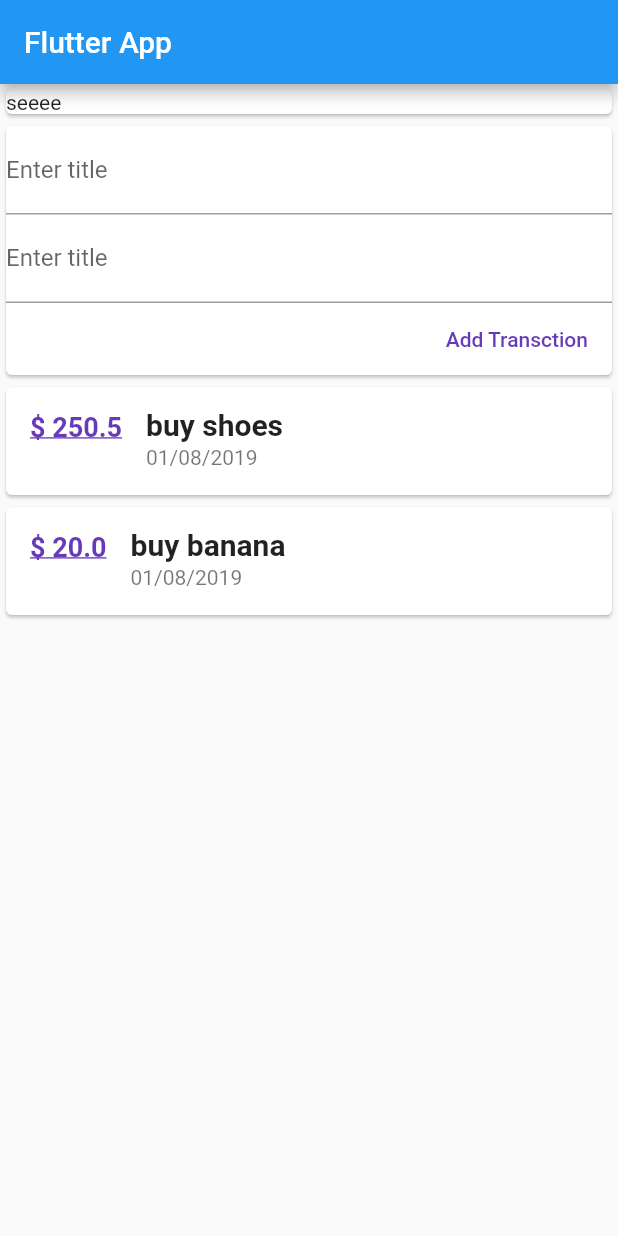
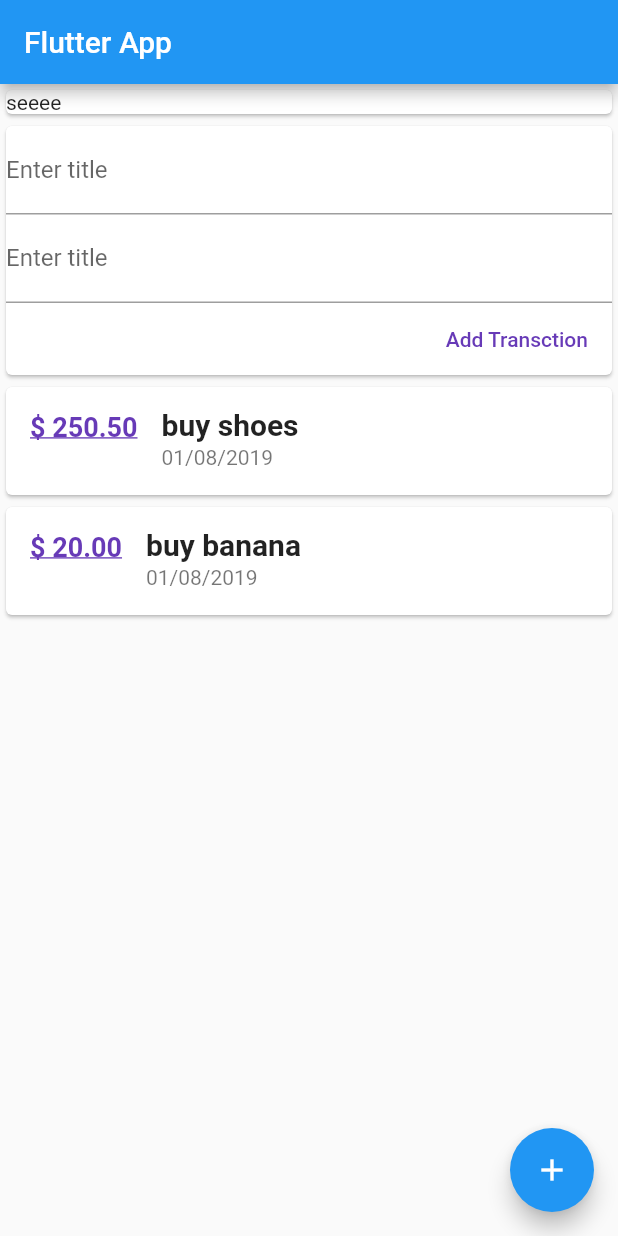
Before and after one commit to akshayyadav76/personal_expenses_app, a Flutter app: the screen it shows after launch, on a phone screen of 412 x 824 dp. Run offline on Flutter 3.47's test engine with Material 2 defaults, Android fonts, the phone set to English and light mode, and no system bars.

```diff
--- a/lib/main.dart
+++ b/lib/main.dart
@@ -24,6 +24,8 @@ class MyHomePage extends StatelessWidget {
         appBar: AppBar(
           title: Text('Flutter App'),
         ),
+        floatingActionButton: FloatingActionButton(onPressed: (){},child: Icon(Icons.add),
+       ),
         body: SingleChildScrollView(
             child: Column(
           crossAxisAlignment: CrossAxisAlignment.stretch,
--- a/lib/widget/transection_list.dart
+++ b/lib/widget/transection_list.dart
@@ -23,7 +23,7 @@ class TransectionList extends StatelessWidget {
                    ),
                    subtitle: Text(DateFormat('dd/MM/yyyy').format(data[index].date)),
                    leading: Text(
-                     "\$ ${data[index].money}",
+                     "\$ ${data[index].money.toStringAsFixed(2)}",
                      style: TextStyle(
                          fontWeight: FontWeight.w600,
                          fontSize: 18,
```
Also changed, not shown: lib/widget/new_transections.dart (+4 -3 lines).
